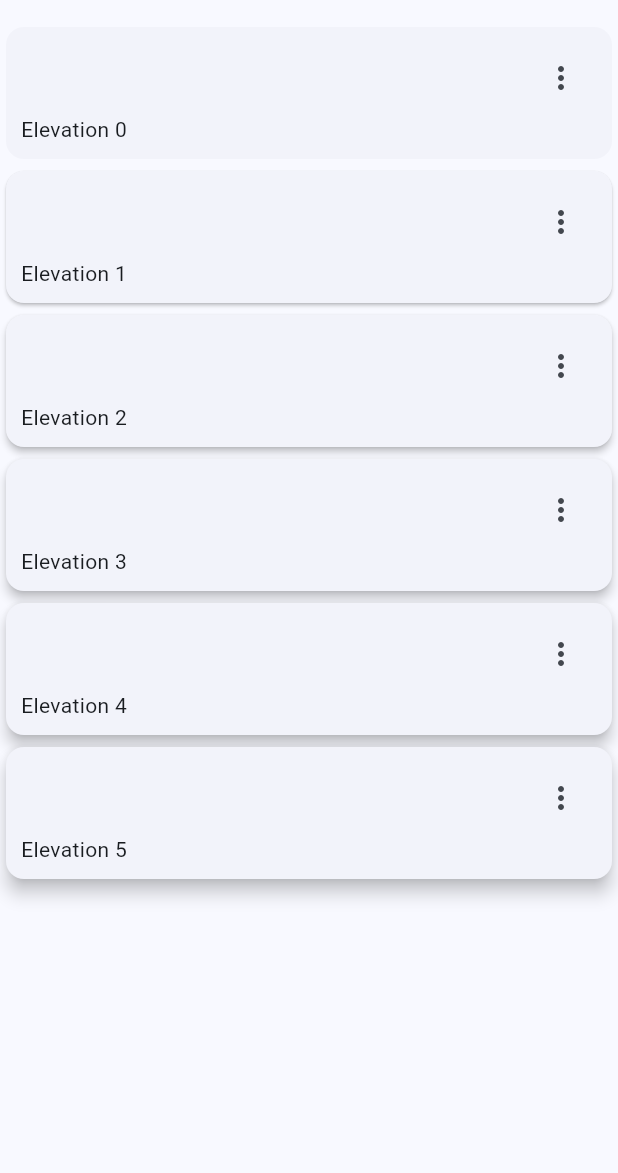
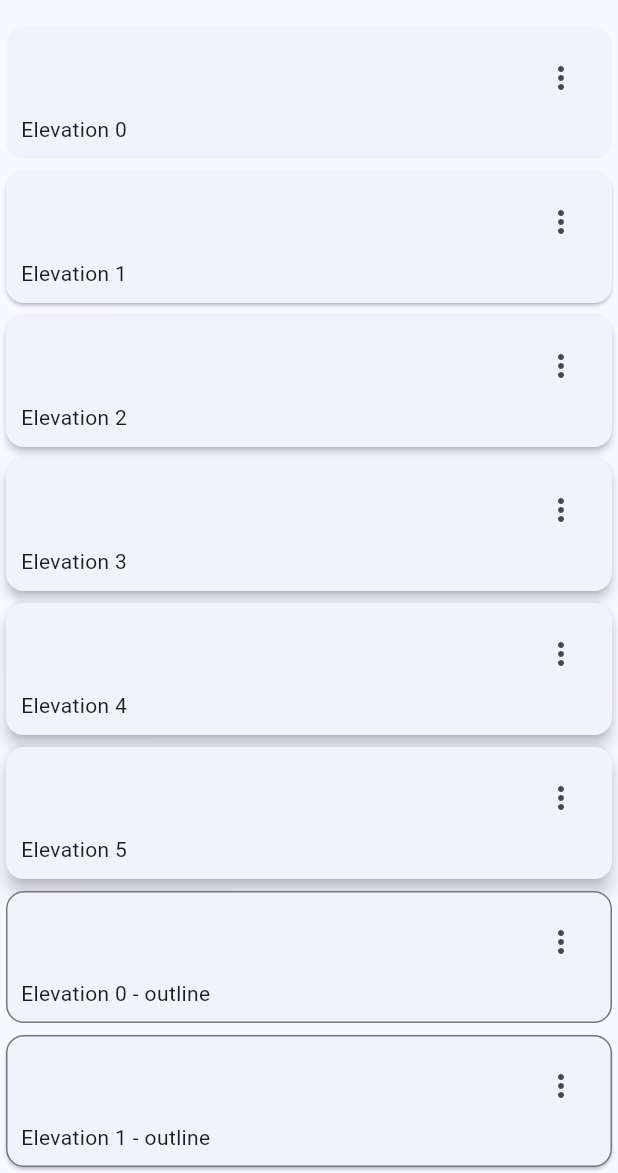
Before and after one commit to Kanicbay/Flutter-Learning, a Flutter app: the CardsScreen screen opened by its route, on a phone screen of 412 x 824 dp, the part 63-1236 px from its top. Run offline on Flutter 3.47's test engine with Material 3 defaults, Android fonts, the phone set to English and light mode, and no system bars; our stand-ins replace animate_do, dio, go_router, video_player.

Commit message:
feat(widgets_app): create card with border
Brian Coyago

```diff
--- a/Flutter/widgets_app/lib/presentation/screens/cards/cards_screen.dart
+++ b/Flutter/widgets_app/lib/presentation/screens/cards/cards_screen.dart
@@ -35,7 +35,10 @@ class _CardsView extends StatelessWidget {
             (card) =>
                 _CardType1(label: card['label'], elevation: card['elevation']),
           ),
-
+          ...cards.map(
+            (card) =>
+                _CardType2(label: card['label'], elevation: card['elevation']),
+          ),
         ],
       ),
     );
@@ -70,3 +73,41 @@ class _CardType1 extends StatelessWidget {
     );
   }
 }
+
+class _CardType2 extends StatelessWidget {
+  final String label;
+  final double elevation;
+
+  const _CardType2({required this.label, required this.elevation});
+
+  @override
+  Widget build(BuildContext context) {
+    final colors = Theme.of(context).colorScheme;
+
+    return Card(
+      shape: RoundedRectangleBorder(
+        borderRadius: const BorderRadius.all(Radius.circular(12)),
+        side: BorderSide(color: colors.outline),
+      ),
+      elevation: elevation,
+      child: Padding(
+        padding: EdgeInsets.fromLTRB(10, 10, 10, 10),
+        child: Column(
+          children: [
+            Align(
+              alignment: Alignment.topRight,
+              child: IconButton(
+                icon: Icon(Icons.more_vert_outlined),
+                onPressed: () {},
+              ),
+            ),
+            Align(
+              alignment: Alignment.bottomLeft,
+              child: Text('$label - outline'),
+            ),
+          ],
+        ),
+      ),
+    );
+  }
+}
```
